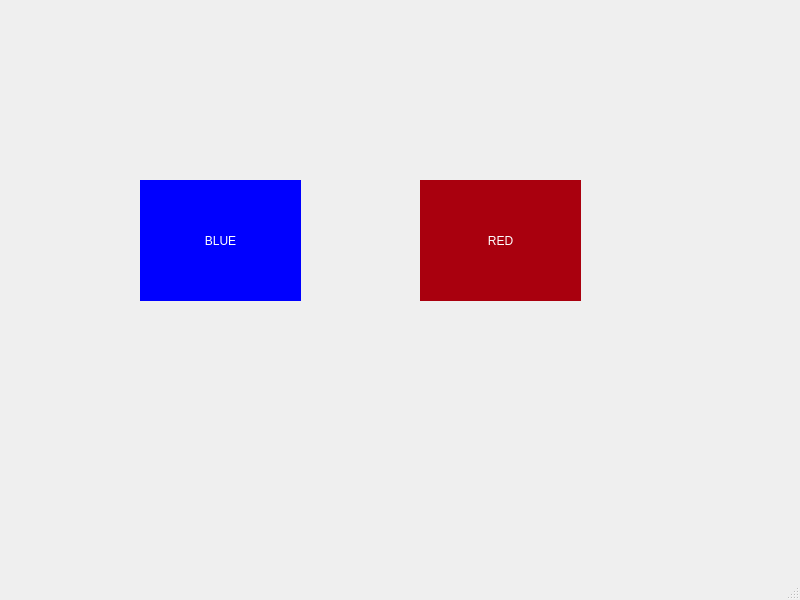
First picture: the form in SimonGame/mainwindow.ui, repository UofU-CS3505/cs3505-assignment6-Tuyetminhvu, before the edit.
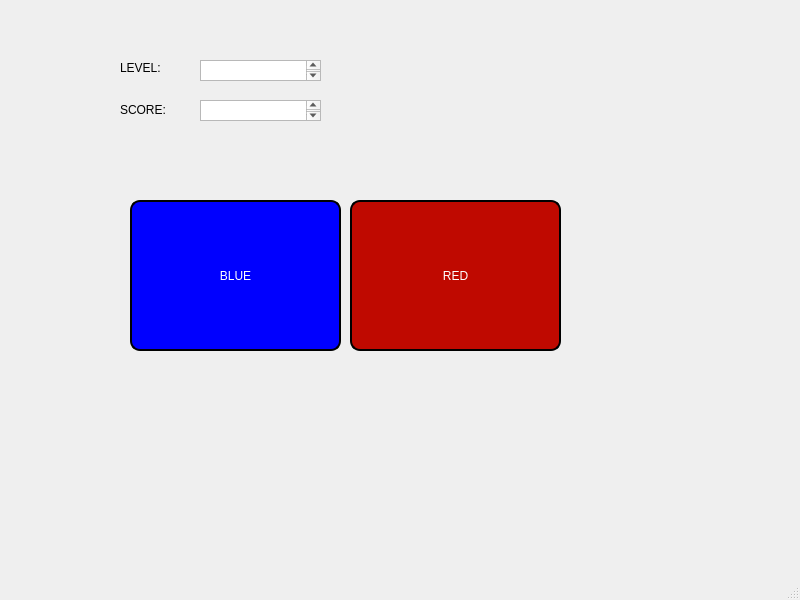
Second picture: the form after the edit.

Commit message: Add level and score.

Patch:
```diff
--- a/SimonGame/mainwindow.ui
+++ b/SimonGame/mainwindow.ui
@@ -17,10 +17,10 @@
    <widget class="QPushButton" name="blueButton">
     <property name="geometry">
      <rect>
-      <x>140</x>
-      <y>180</y>
-      <width>161</width>
-      <height>121</height>
+      <x>130</x>
+      <y>200</y>
+      <width>211</width>
+      <height>151</height>
      </rect>
     </property>
     <property name="palette">
@@ -251,9 +251,13 @@
     </property>
     <property name="styleSheet">
      <string notr="true">background-color: blue;
-border: none;
+border-style: outset;
+border-width: 2px;
+border-radius: 10px;
+border-color: black;
 color: white;
 font: 900 25pt &quot;Phosphate&quot;;
+
 </string>
     </property>
     <property name="text">
@@ -263,10 +267,10 @@
    <widget class="QPushButton" name="redButton">
     <property name="geometry">
      <rect>
-      <x>420</x>
-      <y>180</y>
-      <width>161</width>
-      <height>121</height>
+      <x>350</x>
+      <y>200</y>
+      <width>211</width>
+      <height>151</height>
      </rect>
     </property>
     <property name="palette">
@@ -284,9 +288,9 @@
        <colorrole role="Button">
         <brush brushstyle="SolidPattern">
          <color alpha="255">
-          <red>169</red>
-          <green>0</green>
-          <blue>14</blue>
+          <red>191</red>
+          <green>9</green>
+          <blue>0</blue>
          </color>
         </brush>
        </colorrole>
@@ -311,18 +315,18 @@
        <colorrole role="Base">
         <brush brushstyle="SolidPattern">
          <color alpha="255">
-          <red>169</red>
-          <green>0</green>
-          <blue>14</blue>
+          <red>191</red>
+          <green>9</green>
+          <blue>0</blue>
          </color>
         </brush>
        </colorrole>
        <colorrole role="Window">
         <brush brushstyle="SolidPattern">
          <color alpha="255">
-          <red>169</red>
-          <green>0</green>
-          <blue>14</blue>
+          <red>191</red>
+          <green>9</green>
+          <blue>0</blue>
          </color>
         </brush>
        </colorrole>
@@ -358,9 +362,9 @@
        <colorrole role="Button">
         <brush brushstyle="SolidPattern">
          <color alpha="255">
-          <red>169</red>
-          <green>0</green>
-          <blue>14</blue>
+          <red>191</red>
+          <green>9</green>
+          <blue>0</blue>
          </color>
         </brush>
        </colorrole>
@@ -385,18 +389,18 @@
        <colorrole role="Base">
         <brush brushstyle="SolidPattern">
          <color alpha="255">
-          <red>169</red>
-          <green>0</green>
-          <blue>14</blue>
+          <red>191</red>
+          <green>9</green>
+          <blue>0</blue>
          </color>
         </brush>
        </colorrole>
        <colorrole role="Window">
         <brush brushstyle="SolidPattern">
          <color alpha="255">
-          <red>169</red>
-          <green>0</green>
-          <blue>14</blue>
+          <red>191</red>
+          <green>9</green>
+          <blue>0</blue>
          </color>
         </brush>
        </colorrole>
@@ -432,9 +436,9 @@
        <colorrole role="Button">
         <brush brushstyle="SolidPattern">
          <color alpha="255">
-          <red>169</red>
-          <green>0</green>
-          <blue>14</blue>
+          <red>191</red>
+          <green>9</green>
+          <blue>0</blue>
          </color>
         </brush>
        </colorrole>
@@ -459,18 +463,18 @@
        <colorrole role="Base">
         <brush brushstyle="SolidPattern">
          <color alpha="255">
-          <red>169</red>
-          <green>0</green>
-          <blue>14</blue>
+          <red>191</red>
+          <green>9</green>
+          <blue>0</blue>
          </color>
         </brush>
        </colorrole>
        <colorrole role="Window">
         <brush brushstyle="SolidPattern">
          <color alpha="255">
-          <red>169</red>
-          <green>0</green>
-          <blue>14</blue>
+          <red>191</red>
+          <green>9</green>
+          <blue>0</blue>
          </color>
         </brush>
        </colorrole>
@@ -496,16 +500,72 @@
      </palette>
     </property>
     <property name="styleSheet">
-     <string notr="true">background-color: rgb(169, 0, 14);
-border: none;
+     <string notr="true">background-color: rgb(191, 9, 0);
+border-style: outset;
+border-width: 2px;
+border-radius: 10px;
+border-color: black;
 color: white;
 font: 900 25pt &quot;Phosphate&quot;;
+
 </string>
     </property>
     <property name="text">
      <string>RED</string>
     </property>
    </widget>
+   <widget class="QLabel" name="label">
+    <property name="geometry">
+     <rect>
+      <x>120</x>
+      <y>60</y>
+      <width>61</width>
+      <height>16</height>
+     </rect>
+    </property>
+    <property name="styleSheet">
+     <string notr="true">font: 900 15pt &quot;Arial Black&quot;;</string>
+    </property>
+    <property name="text">
+     <string>LEVEL:</string>
+    </property>
+   </widget>
+   <widget class="QLabel" name="label_2">
+    <property name="geometry">
+     <rect>
+      <x>120</x>
+      <y>100</y>
+      <width>61</width>
+      <height>20</height>
+     </rect>
+    </property>
+    <property name="styleSheet">
+     <string notr="true">font: 900 15pt &quot;Arial Black&quot;;</string>
+    </property>
+    <property name="text">
+     <string>SCORE:</string>
+    </property>
+   </widget>
+   <widget class="QTextBrowser" name="textBrowser">
+    <property name="geometry">
+     <rect>
+      <x>200</x>
+      <y>60</y>
+      <width>121</width>
+      <height>21</height>
+     </rect>
+    </property>
+   </widget>
+   <widget class="QTextBrowser" name="textBrowser_2">
+    <property name="geometry">
+     <rect>
+      <x>200</x>
+      <y>100</y>
+      <width>121</width>
+      <height>21</height>
+     </rect>
+    </property>
+   </widget>
   </widget>
   <widget class="QMenuBar" name="menubar">
    <property name="geometry">
```
The commit also changes 1 other file.
